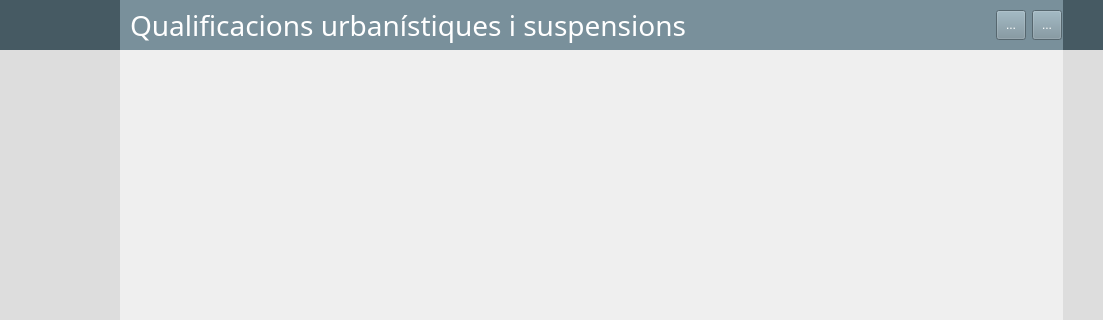
First picture: the form in CuBista3.ui, repository SistemesInformacioTerritorial/Qvista, before the edit; both pictures show x 130 to 1233 and y 0 to 320 of the 1233 by 777 pixel window.
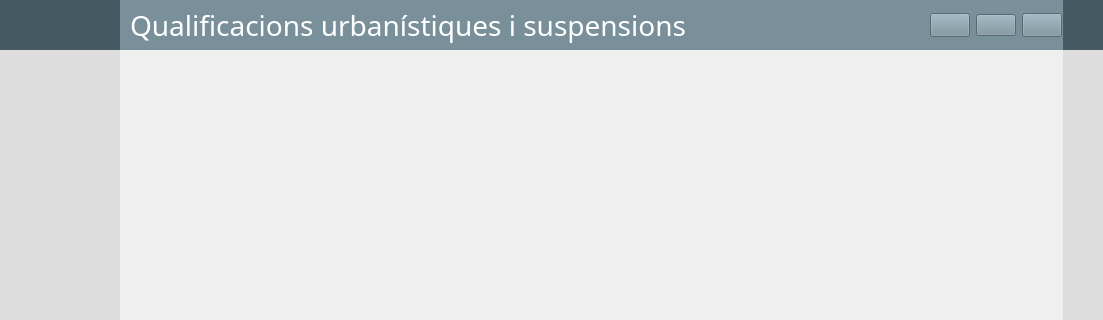
Second picture: the form after the edit. Icons and pictures are not drawn.

```diff
--- a/CuBista3.ui
+++ b/CuBista3.ui
@@ -166,67 +166,64 @@
               </widget>
              </item>
              <item>
-              <widget class="QToolButton" name="tbEnrera">
-               <property name="minimumSize">
+              <spacer name="horizontalSpacer">
+               <property name="orientation">
+                <enum>Qt::Horizontal</enum>
+               </property>
+               <property name="sizeHint" stdset="0">
                 <size>
-                 <width>30</width>
-                 <height>30</height>
+                 <width>40</width>
+                 <height>20</height>
                 </size>
                </property>
-               <property name="maximumSize">
+              </spacer>
+             </item>
+             <item alignment="Qt::AlignRight">
+              <widget class="QPushButton" name="botoVeureLlegenda">
+               <property name="minimumSize">
                 <size>
-                 <width>30</width>
-                 <height>30</height>
+                 <width>24</width>
+                 <height>24</height>
                 </size>
                </property>
-               <property name="styleSheet">
-                <string notr="true">border-color: rgb(121, 144, 155);</string>
+               <property name="toolTip">
+                <string>&lt;html&gt;&lt;head/&gt;&lt;body&gt;&lt;p&gt;Veure i ocultar llegenda&lt;/p&gt;&lt;/body&gt;&lt;/html&gt;</string>
                </property>
                <property name="text">
-                <string>...</string>
+                <string/>
                </property>
-               <property name="icon">
-                <iconset>
-                 <normaloff>../../Users/Jo/Dropbox/qVistaProd/Imatges/arrow-left.png</normaloff>../../Users/Jo/Dropbox/qVistaProd/Imatges/arrow-left.png</iconset>
-               </property>
-               <property name="iconSize">
-                <size>
-                 <width>40</width>
-                 <height>40</height>
-                </size>
-               </property>
               </widget>
              </item>
-             <item>
-              <widget class="QToolButton" name="tbEndevant">
+             <item alignment="Qt::AlignRight">
+              <widget class="QPushButton" name="botoDesarProjecte">
                <property name="minimumSize">
                 <size>
-                 <width>30</width>
-                 <height>30</height>
+                 <width>24</width>
+                 <height>0</height>
                 </size>
                </property>
-               <property name="maximumSize">
-                <size>
-                 <width>30</width>
-                 <height>30</height>
-                </size>
+               <property name="toolTip">
+                <string>&lt;html&gt;&lt;head/&gt;&lt;body&gt;&lt;p&gt;Desar projecte&lt;/p&gt;&lt;/body&gt;&lt;/html&gt;</string>
                </property>
-               <property name="styleSheet">
-                <string notr="true">border-color: rgb(121, 144, 155);</string>
-               </property>
                <property name="text">
-                <string>...</string>
+                <string/>
                </property>
-               <property name="icon">
-                <iconset>
-                 <normaloff>../../Users/Jo/Dropbox/qVistaProd/Imatges/arrow-right.png</normaloff>../../Users/Jo/Dropbox/qVistaProd/Imatges/arrow-right.png</iconset>
-               </property>
-               <property name="iconSize">
+              </widget>
+             </item>
+             <item alignment="Qt::AlignRight">
+              <widget class="QPushButton" name="botoObrirQGis">
+               <property name="minimumSize">
                 <size>
-                 <width>40</width>
-                 <height>40</height>
+                 <width>24</width>
+                 <height>24</height>
                 </size>
                </property>
+               <property name="toolTip">
+                <string>&lt;html&gt;&lt;head/&gt;&lt;body&gt;&lt;p&gt;Obrir projecte en QGis&lt;/p&gt;&lt;/body&gt;&lt;/html&gt;</string>
+               </property>
+               <property name="text">
+                <string/>
+               </property>
               </widget>
              </item>
             </layout>
```
Left out of the diff: 2 changed lines with no effect on the pictures.
